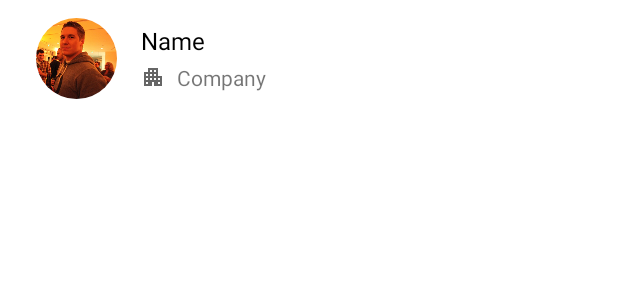
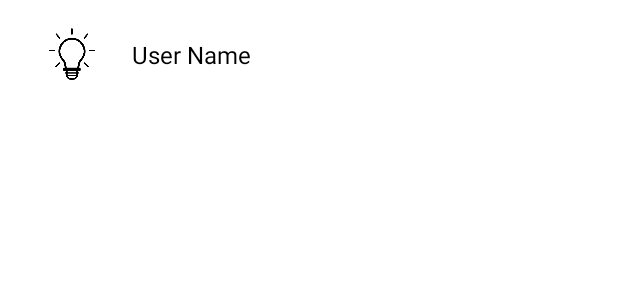
Before and after one commit to fikriyusrihan/dicoding-android-fundamental-submission, an Android app: the layout user_card.xml on its own in the app's theme, with its tools: preview values and no code run, on a phone screen of 412 x 824 dp. Shown: the top 300 px of the screen. Run offline under Robolectric (Android 15) with nearby library versions, the phone set to English and light mode, and no system bars.

Commit message:
Update ListUserAdapter

```diff
--- a/app/src/main/java/com/artworkspace/github/model/ResponseGithub.kt
+++ b/app/src/main/java/com/artworkspace/github/model/ResponseGithub.kt
@@ -22,7 +22,7 @@ data class ResponseFollowing(
 	val responseUser: List<SimpleUser>
 )
 
-data class User2(
+data class NewUser(
 
 	@field:SerializedName("twitter_username")
 	val twitterUsername: String,
--- a/app/src/main/res/layout/activity_detail_user.xml
+++ b/app/src/main/res/layout/activity_detail_user.xml
@@ -36,7 +36,7 @@
                     android:id="@+id/iv_avatar"
                     android:layout_width="72dp"
                     android:layout_height="72dp"
-                    android:src="@drawable/user11" />
+                    android:src="@drawable/dummy_profile" />
 
                 <LinearLayout
                     android:layout_width="match_parent"
--- a/app/src/main/res/layout/user_card.xml
+++ b/app/src/main/res/layout/user_card.xml
@@ -10,36 +10,23 @@
 
     <de.hdodenhof.circleimageview.CircleImageView
         android:id="@+id/card_image_profile"
-        android:layout_width="54dp"
-        android:layout_height="54dp"
-        android:src="@drawable/user1"
+        android:layout_width="48dp"
+        android:layout_height="48dp"
+        tools:src="@drawable/dummy_profile"
         app:layout_constraintStart_toStartOf="parent"
         app:layout_constraintTop_toTopOf="parent" />
 
     <TextView
-        android:id="@+id/card_tv_name"
+        android:id="@+id/card_tv_username"
         style="@style/TextCard"
         android:layout_width="0dp"
         android:layout_height="wrap_content"
         android:layout_marginStart="16dp"
-        android:layout_marginTop="4dp"
-        tools:text="@string/name"
+        app:layout_constraintBottom_toBottomOf="parent"
         app:layout_constraintEnd_toEndOf="parent"
         app:layout_constraintStart_toEndOf="@+id/card_image_profile"
-        app:layout_constraintTop_toTopOf="parent" />
-
-    <TextView
-        android:id="@+id/card_tv_company"
-        android:layout_width="0dp"
-        android:layout_height="wrap_content"
-        android:layout_marginStart="16dp"
-        android:layout_marginTop="4dp"
-        android:drawablePadding="8dp"
-        tools:text="@string/company"
-        app:drawableStartCompat="@drawable/ic_baseline_apartment_16"
-        app:layout_constraintEnd_toEndOf="parent"
-        app:layout_constraintStart_toEndOf="@+id/card_image_profile"
-        app:layout_constraintTop_toBottomOf="@+id/card_tv_name" />
+        app:layout_constraintTop_toTopOf="parent"
+        tools:text="@string/user_name" />
 
 
 </androidx.constraintlayout.widget.ConstraintLayout>
```
Also changed, not shown: app/src/main/java/com/artworkspace/github/Utils.kt (added, +17 -0 lines), app/src/main/java/com/artworkspace/github/activity/MainActivity.kt (+12 -44 lines), app/src/main/java/com/artworkspace/github/adapter/ListUserAdapter.kt (+5 -6 lines), app/src/main/res/values/strings.xml (+0 -104 lines), app/src/main/res/drawable-v24/user1.png (deleted), app/src/main/res/drawable-v24/user10.png (deleted), app/src/main/res/drawable-v24/user2.png (deleted), app/src/main/res/drawable-v24/user3.png (deleted), app/src/main/res/drawable-v24/user4.png (deleted), app/src/main/res/drawable-v24/user5.png (deleted), app/src/main/res/drawable-v24/user6.png (deleted), app/src/main/res/drawable-v24/user7.png (deleted), app/src/main/res/drawable-v24/user8.png (deleted), app/src/main/res/drawable-v24/user9.png (deleted), 1 more files.
